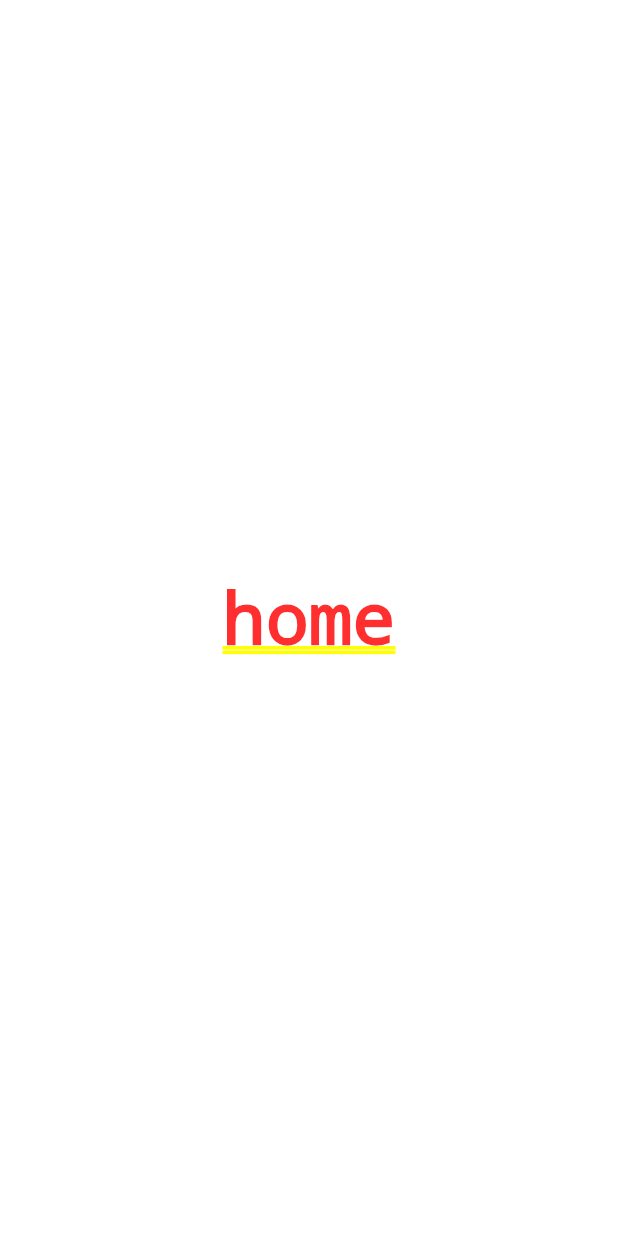
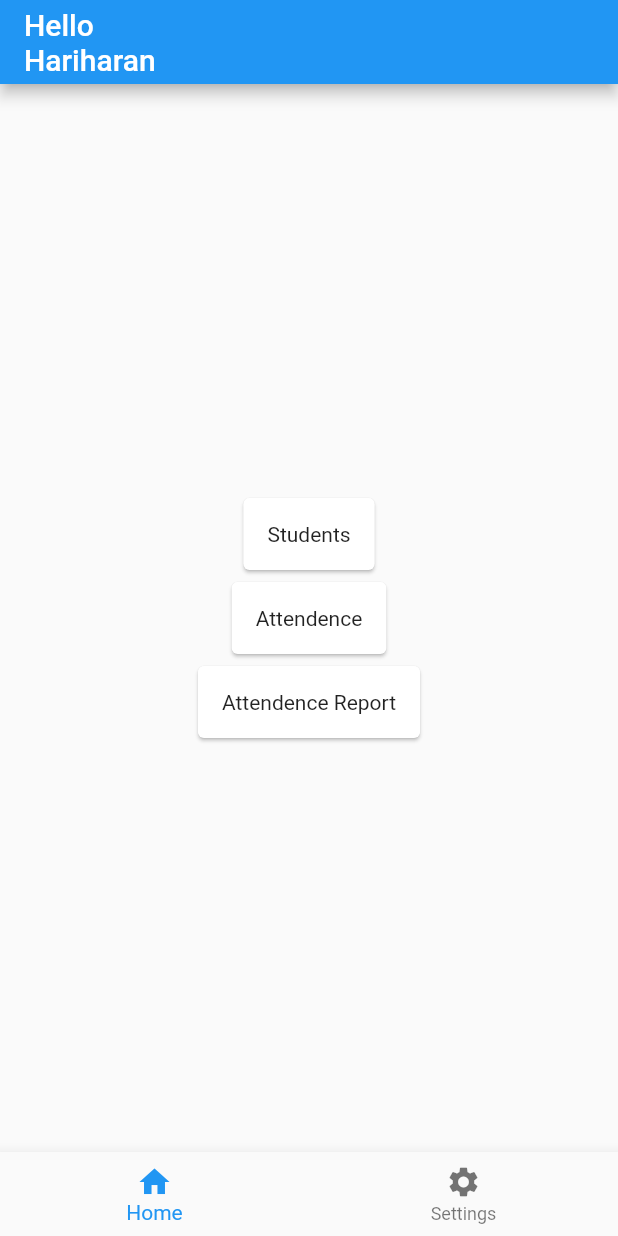
Before and after one commit to Hariharan148/kpr_sports, a Flutter app: the screen it shows after launch, on a phone screen of 412 x 824 dp. Run offline on Flutter 3.47's test engine with Material 2 defaults, Android fonts, the light colour scheme and no system bars; our stand-ins replace firebase_core; accounts and stored records are empty.

Commit message:
feat(home): home added

```diff
--- a/lib/attendence/attendence.dart
+++ b/lib/attendence/attendence.dart
@@ -10,6 +10,10 @@ class AttendeceScreen extends StatefulWidget {
 class _AttendeceScreenState extends State<AttendeceScreen> {
   @override
   Widget build(BuildContext context) {
-    return Container();
+    return Scaffold(
+      appBar: AppBar(
+        title: const Text("Attendence "),
+      ),
+    );
   }
 }
--- a/lib/attendence_report/report.dart
+++ b/lib/attendence_report/report.dart
@@ -10,6 +10,10 @@ class ReportScreen extends StatefulWidget {
 class _ReportScreenState extends State<ReportScreen> {
   @override
   Widget build(BuildContext context) {
-    return Container();
+    return Scaffold(
+      appBar: AppBar(
+        title: const Text("Attendence report"),
+      ),
+    );
   }
 }
--- a/lib/home/home.dart
+++ b/lib/home/home.dart
@@ -10,10 +10,53 @@ class HomeScreen extends StatefulWidget {
 class _HomeScreenState extends State<HomeScreen> {
   @override
   Widget build(BuildContext context) {
-    return Container(
-      child: const Center(
-        child: Text("home"),
+    return Scaffold(
+      appBar: AppBar(
+        title: Text("Hello\nHariharan"),
       ),
+      body: Center(
+          child: Column(
+        mainAxisAlignment: MainAxisAlignment.center,
+        children: <Widget>[
+          GestureDetector(
+            onTap: () {
+              Navigator.pushNamed(context, "/students");
+            },
+            child: Card(
+              child: Container(
+                padding: const EdgeInsets.all(16.0),
+                child: const Text("Students"),
+              ),
+            ),
+          ),
+          GestureDetector(
+            onTap: () {
+              Navigator.pushNamed(context, "/attendence");
+            },
+            child: Card(
+              child: Container(
+                padding: const EdgeInsets.all(16.0),
+                child: const Text("Attendence"),
+              ),
+            ),
+          ),
+          GestureDetector(
+            onTap: () {
+              Navigator.pushNamed(context, "/report");
+            },
+            child: Card(
+              child: Container(
+                padding: const EdgeInsets.all(16.0),
+                child: const Text("Attendence Report"),
+              ),
+            ),
+          )
+        ],
+      )),
+      bottomNavigationBar: BottomNavigationBar(items: const [
+        BottomNavigationBarItem(icon: Icon(Icons.home), label: "Home"),
+        BottomNavigationBarItem(icon: Icon(Icons.settings), label: "Settings")
+      ]),
     );
   }
 }
```
